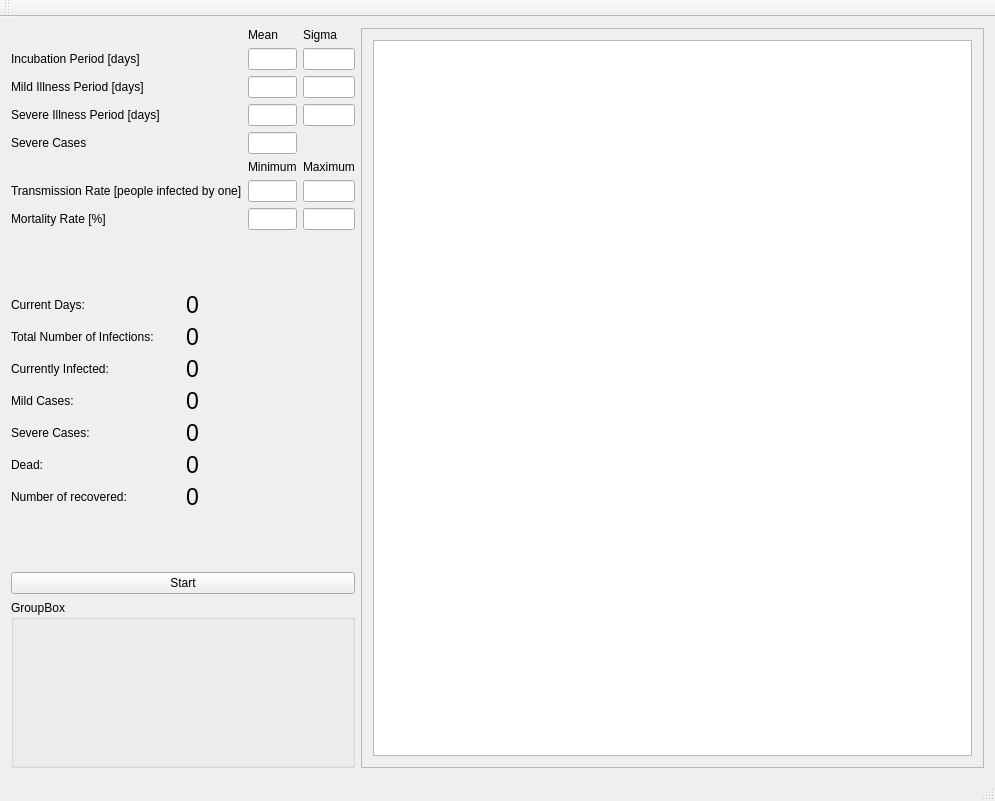
First picture: the form in mainwindow.ui, repository Rufledore/Game_Of_Life, before the edit.
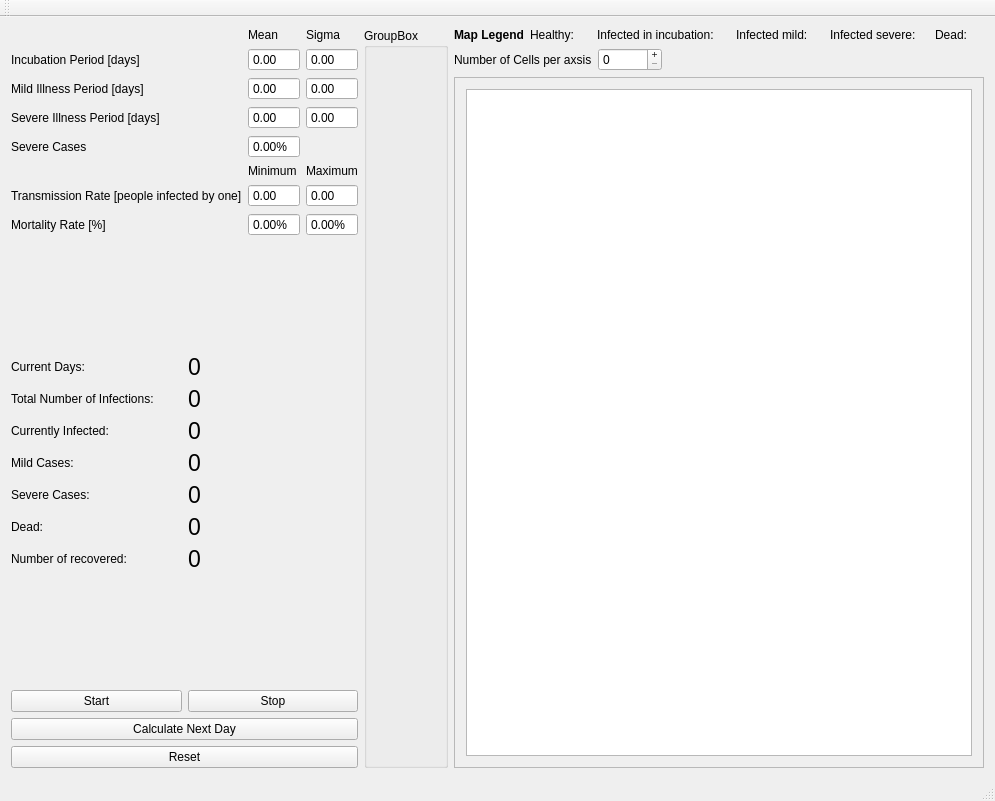
Second picture: the form after the edit. Icons and pictures are not drawn. Custom widgets are drawn as their Qt base class.

Commit message: Implemented reset button and added a legend to the color map

```diff
--- a/mainwindow.ui
+++ b/mainwindow.ui
@@ -14,11 +14,11 @@
    <string>MainWindow</string>
   </property>
   <widget class="QWidget" name="centralWidget">
-   <layout class="QGridLayout" name="gridLayout_4" columnstretch="1,2">
-    <item row="0" column="0">
-     <layout class="QVBoxLayout" name="verticalLayout" stretch="0,1,0,0,0,0,0,0,0,1,1,3">
+   <layout class="QHBoxLayout" name="horizontalLayout_17" stretch="1,2,4">
+    <item>
+     <layout class="QVBoxLayout" name="verticalLayout_3">
       <item>
-       <layout class="QGridLayout" name="gridLayout_3" rowstretch="0,0,0,0,0,0,0,0,0,0" columnstretch="0,0,0,0" rowminimumheight="0,0,0,0,0,0,0,0,0,0">
+       <layout class="QGridLayout" name="gridLayout_3" rowstretch="0,0,0,0,0,0,0,0,0,0" columnstretch="0,0,0,0" rowminimumheight="0,0,1,1,1,1,1,0,1,1">
         <item row="3" column="0">
          <widget class="QLabel" name="label_illnessPeriod">
           <property name="text">
@@ -26,9 +26,6 @@
           </property>
          </widget>
         </item>
-        <item row="1" column="3" rowspan="2">
-         <widget class="QLineEdit" name="lineEdit_incubationPeriodSigma"/>
-        </item>
         <item row="6" column="1" colspan="2">
          <widget class="QLabel" name="label_4">
           <property name="text">
@@ -43,9 +40,6 @@
           </property>
          </widget>
         </item>
-        <item row="9" column="1" colspan="2">
-         <widget class="QLineEdit" name="lineEdit_deathRateMin"/>
-        </item>
         <item row="0" column="3">
          <widget class="QLabel" name="label_10">
           <property name="text">
@@ -67,12 +61,6 @@
           </property>
          </widget>
         </item>
-        <item row="3" column="3">
-         <widget class="QLineEdit" name="lineEdit_MildIllnessPeriodSigma"/>
-        </item>
-        <item row="7" column="3" rowspan="2">
-         <widget class="QLineEdit" name="lineEdit_transmissionRateMax"/>
-        </item>
         <item row="0" column="1" colspan="2">
          <widget class="QLabel" name="label_7">
           <property name="text">
@@ -87,12 +75,6 @@
           </property>
          </widget>
         </item>
-        <item row="9" column="3">
-         <widget class="QLineEdit" name="lineEdit_deathRateMax"/>
-        </item>
-        <item row="1" column="1" rowspan="2" colspan="2">
-         <widget class="QLineEdit" name="lineEdit_incubationPeriodMean"/>
-        </item>
         <item row="1" column="0" rowspan="2">
          <widget class="QLabel" name="label_incubationPeriod">
           <property name="text">
@@ -100,15 +82,6 @@
           </property>
          </widget>
         </item>
-        <item row="5" column="1" colspan="2">
-         <widget class="QLineEdit" name="lineEdit_percentSevereCases"/>
-        </item>
-        <item row="3" column="1" colspan="2">
-         <widget class="QLineEdit" name="lineEdit_MildIllnessPeriodMean"/>
-        </item>
-        <item row="7" column="1" rowspan="2" colspan="2">
-         <widget class="QLineEdit" name="lineEdit_transmissionRateMin"/>
-        </item>
         <item row="6" column="3">
          <widget class="QLabel" name="label_5">
           <property name="text">
@@ -123,11 +96,182 @@
           </property>
          </widget>
         </item>
-        <item row="4" column="3">
-         <widget class="QLineEdit" name="lineEdit_severeIllnessPeriodSigma"/>
+        <item row="1" column="1" rowspan="2" colspan="2">
+         <widget class="QDoubleSpinBox" name="doubleSpinBox_incubationPeriodMean">
+          <property name="font">
+           <font>
+            <pointsize>9</pointsize>
+           </font>
+          </property>
+          <property name="wrapping">
+           <bool>false</bool>
+          </property>
+          <property name="frame">
+           <bool>true</bool>
+          </property>
+          <property name="buttonSymbols">
+           <enum>QAbstractSpinBox::NoButtons</enum>
+          </property>
+         </widget>
+        </item>
+        <item row="1" column="3" rowspan="2">
+         <widget class="QDoubleSpinBox" name="doubleSpinBox_incubationPeriodSigma">
+          <property name="font">
+           <font>
+            <pointsize>9</pointsize>
+           </font>
+          </property>
+          <property name="frame">
+           <bool>true</bool>
+          </property>
+          <property name="buttonSymbols">
+           <enum>QAbstractSpinBox::NoButtons</enum>
+          </property>
+         </widget>
+        </item>
+        <item row="3" column="1" colspan="2">
+         <widget class="QDoubleSpinBox" name="doubleSpinBox_mildIllnessPeriodMean">
+          <property name="font">
+           <font>
+            <pointsize>9</pointsize>
+           </font>
+          </property>
+          <property name="frame">
+           <bool>true</bool>
+          </property>
+          <property name="buttonSymbols">
+           <enum>QAbstractSpinBox::NoButtons</enum>
+          </property>
+         </widget>
+        </item>
+        <item row="3" column="3">
+         <widget class="QDoubleSpinBox" name="doubleSpinBox_mildIllnessPeriodSigma">
+          <property name="font">
+           <font>
+            <pointsize>9</pointsize>
+           </font>
+          </property>
+          <property name="frame">
+           <bool>true</bool>
+          </property>
+          <property name="buttonSymbols">
+           <enum>QAbstractSpinBox::NoButtons</enum>
+          </property>
+         </widget>
         </item>
         <item row="4" column="1" colspan="2">
-         <widget class="QLineEdit" name="lineEdit_severeIllnessPeriodMean"/>
+         <widget class="QDoubleSpinBox" name="doubleSpinBox_severeIllnessPeriodMean">
+          <property name="font">
+           <font>
+            <pointsize>9</pointsize>
+           </font>
+          </property>
+          <property name="frame">
+           <bool>true</bool>
+          </property>
+          <property name="buttonSymbols">
+           <enum>QAbstractSpinBox::NoButtons</enum>
+          </property>
+         </widget>
+        </item>
+        <item row="4" column="3">
+         <widget class="QDoubleSpinBox" name="doubleSpinBox_severeIllnessPeriodSigma">
+          <property name="font">
+           <font>
+            <pointsize>9</pointsize>
+           </font>
+          </property>
+          <property name="frame">
+           <bool>true</bool>
+          </property>
+          <property name="buttonSymbols">
+           <enum>QAbstractSpinBox::NoButtons</enum>
+          </property>
+         </widget>
+        </item>
+        <item row="5" column="1" colspan="2">
+         <widget class="QDoubleSpinBox" name="doubleSpinBox_percentSevereCases">
+          <property name="font">
+           <font>
+            <pointsize>9</pointsize>
+           </font>
+          </property>
+          <property name="frame">
+           <bool>true</bool>
+          </property>
+          <property name="buttonSymbols">
+           <enum>QAbstractSpinBox::NoButtons</enum>
+          </property>
+          <property name="suffix">
+           <string>%</string>
+          </property>
+         </widget>
+        </item>
+        <item row="7" column="1" rowspan="2" colspan="2">
+         <widget class="QDoubleSpinBox" name="doubleSpinBox_transmissionRateMin">
+          <property name="font">
+           <font>
+            <pointsize>9</pointsize>
+           </font>
+          </property>
+          <property name="frame">
+           <bool>true</bool>
+          </property>
+          <property name="buttonSymbols">
+           <enum>QAbstractSpinBox::NoButtons</enum>
+          </property>
+         </widget>
+        </item>
+        <item row="7" column="3" rowspan="2">
+         <widget class="QDoubleSpinBox" name="doubleSpinBox_transmissionRateMax">
+          <property name="font">
+           <font>
+            <pointsize>9</pointsize>
+           </font>
+          </property>
+          <property name="frame">
+           <bool>true</bool>
+          </property>
+          <property name="buttonSymbols">
+           <enum>QAbstractSpinBox::NoButtons</enum>
+          </property>
+         </widget>
+        </item>
+        <item row="9" column="1" colspan="2">
+         <widget class="QDoubleSpinBox" name="doubleSpinBox_deathRateMin">
+          <property name="font">
+           <font>
+            <pointsize>9</pointsize>
+           </font>
+          </property>
+          <property name="frame">
+           <bool>true</bool>
+          </property>
+          <property name="buttonSymbols">
+           <enum>QAbstractSpinBox::NoButtons</enum>
+          </property>
+          <property name="suffix">
+           <string>%</string>
+          </property>
+         </widget>
+        </item>
+        <item row="9" column="3">
+         <widget class="QDoubleSpinBox" name="doubleSpinBox_deathRateMax">
+          <property name="font">
+           <font>
+            <pointsize>9</pointsize>
+           </font>
+          </property>
+          <property name="frame">
+           <bool>true</bool>
+          </property>
+          <property name="buttonSymbols">
+           <enum>QAbstractSpinBox::NoButtons</enum>
+          </property>
+          <property name="suffix">
+           <string>%</string>
+          </property>
+         </widget>
         </item>
        </layout>
       </item>
@@ -138,8 +282,8 @@
         </property>
         <property name="sizeHint" stdset="0">
          <size>
-          <width>20</width>
-          <height>40</height>
+          <width>17</width>
+          <height>37</height>
          </size>
         </property>
        </spacer>
@@ -312,48 +456,277 @@
         </property>
         <property name="sizeHint" stdset="0">
          <size>
-          <width>20</width>
-          <height>40</height>
+          <width>17</width>
+          <height>37</height>
          </size>
         </property>
        </spacer>
       </item>
       <item>
-       <widget class="QPushButton" name="pushButton_Start">
-        <property name="text">
-         <string>Start</string>
-        </property>
-       </widget>
-      </item>
-      <item>
-       <widget class="QGroupBox" name="groupBox">
-        <property name="title">
-         <string>GroupBox</string>
-        </property>
-        <layout class="QGridLayout" name="gridLayout">
-         <item row="0" column="0">
-          <widget class="QChartView" name="widget_chart" native="true"/>
-         </item>
-        </layout>
-       </widget>
+       <layout class="QVBoxLayout" name="verticalLayout">
+        <item>
+         <layout class="QHBoxLayout" name="horizontalLayout_8">
+          <item>
+           <widget class="QPushButton" name="pushButton_start">
+            <property name="text">
+             <string>Start</string>
+            </property>
+           </widget>
+          </item>
+          <item>
+           <widget class="QPushButton" name="pushButton_stop">
+            <property name="text">
+             <string>Stop</string>
+            </property>
+           </widget>
+          </item>
+         </layout>
+        </item>
+        <item>
+         <widget class="QPushButton" name="pushButton_calculateNextDay">
+          <property name="text">
+           <string>Calculate Next Day</string>
+          </property>
+         </widget>
+        </item>
+        <item>
+         <widget class="QPushButton" name="pushButton_reset">
+          <property name="text">
+           <string>Reset</string>
+          </property>
+         </widget>
+        </item>
+       </layout>
       </item>
      </layout>
     </item>
-    <item row="0" column="1">
-     <widget class="QFrame" name="field">
-      <property name="frameShape">
-       <enum>QFrame::StyledPanel</enum>
+    <item>
+     <widget class="QGroupBox" name="groupBox">
+      <property name="title">
+       <string>GroupBox</string>
       </property>
-      <property name="frameShadow">
-       <enum>QFrame::Raised</enum>
-      </property>
-      <layout class="QGridLayout" name="gridLayout_2">
+      <layout class="QGridLayout" name="gridLayout">
+       <item row="1" column="0">
+        <widget class="QWidget" name="widget_chartTotalData" native="true"/>
+       </item>
        <item row="0" column="0">
-        <widget class="QGraphicsView" name="graphicsView_map"/>
+        <widget class="QChartView" name="widget_chartCurrentlyInfected" native="true"/>
+       </item>
+       <item row="2" column="0">
+        <widget class="QWidget" name="widget_chartInfectedPerDay" native="true"/>
        </item>
       </layout>
      </widget>
     </item>
+    <item>
+     <layout class="QVBoxLayout" name="verticalLayout_2">
+      <item>
+       <layout class="QHBoxLayout" name="horizontalLayout_16" stretch="1,1,1,1,1,1">
+        <property name="spacing">
+         <number>6</number>
+        </property>
+        <property name="bottomMargin">
+         <number>0</number>
+        </property>
+        <item>
+         <widget class="QLabel" name="label_29">
+          <property name="font">
+           <font>
+            <pointsize>9</pointsize>
+            <weight>75</weight>
+            <bold>true</bold>
+           </font>
+          </property>
+          <property name="text">
+           <string>Map Legend</string>
+          </property>
+         </widget>
+        </item>
+        <item>
+         <layout class="QHBoxLayout" name="horizontalLayout_10">
+          <item>
+           <widget class="QLabel" name="label_17">
+            <property name="text">
+             <string>Healthy: </string>
+            </property>
+           </widget>
+          </item>
+          <item>
+           <widget class="QLabel" name="label_18">
+            <property name="maximumSize">
+             <size>
+              <width>20</width>
+              <height>20</height>
+             </size>
+            </property>
+            <property name="text">
+             <string/>
+            </property>
+            <property name="pixmap">
+             <pixmap resource="resources.qrc">:/icons/Resources/Healthy.png</pixmap>
+            </property>
+           </widget>
+          </item>
+         </layout>
+        </item>
+        <item>
+         <layout class="QHBoxLayout" name="horizontalLayout_11">
+          <item>
+           <widget class="QLabel" name="label_19">
+            <property name="text">
+             <string>Infected in incubation: </string>
+            </property>
+           </widget>
+          </item>
+          <item>
+           <widget class="QLabel" name="label_20">
+            <property name="maximumSize">
+             <size>
+              <width>20</width>
+              <height>20</height>
+             </size>
+            </property>
+            <property name="text">
+             <string/>
+            </property>
+            <property name="pixmap">
+             <pixmap resource="resources.qrc">:/icons/Resources/Incubation.png</pixmap>
+            </property>
+           </widget>
+          </item>
+         </layout>
+        </item>
+        <item>
+         <layout class="QHBoxLayout" name="horizontalLayout_12">
+          <item>
+           <widget class="QLabel" name="label_21">
+            <property name="text">
+             <string>Infected mild: </string>
+            </property>
+           </widget>
+          </item>
+          <item>
+           <widget class="QLabel" name="label_22">
+            <property name="maximumSize">
+             <size>
+              <width>20</width>
+              <height>20</height>
+             </size>
+            </property>
+            <property name="text">
+             <string/>
+            </property>
+            <property name="pixmap">
+             <pixmap resource="resources.qrc">:/icons/Resources/Mild.png</pixmap>
+            </property>
+           </widget>
+          </item>
+         </layout>
+        </item>
+        <item>
+         <layout class="QHBoxLayout" name="horizontalLayout_13">
+          <item>
+           <widget class="QLabel" name="label_23">
+            <property name="text">
+             <string>Infected severe:</string>
+            </property>
+           </widget>
+          </item>
+          <item>
+           <widget class="QLabel" name="label_24">
+            <property name="maximumSize">
+             <size>
+              <width>20</width>
+              <height>20</height>
+             </size>
+            </property>
+            <property name="text">
+             <string/>
+            </property>
+            <property name="pixmap">
+             <pixmap resource="resources.qrc">:/icons/Resources/Severe.png</pixmap>
+            </property>
+           </widget>
+          </item>
+         </layout>
+        </item>
+        <item>
+         <layout class="QHBoxLayout" name="horizontalLayout_15">
+          <item>
+           <widget class="QLabel" name="label_27">
+            <property name="text">
+             <string>Dead: </string>
+            </property>
+           </widget>
+          </item>
+          <item>
+           <widget class="QLabel" name="label_28">
+            <property name="maximumSize">
+             <size>
+              <width>20</width>
+              <height>20</height>
+             </size>
+            </property>
+            <property name="text">
+             <string/>
+            </property>
+            <property name="pixmap">
+             <pixmap resource="resources.qrc">:/icons/Resources/Dead.png</pixmap>
+            </property>
+           </widget>
+          </item>
+         </layout>
+        </item>
+       </layout>
+      </item>
+      <item>
+       <layout class="QHBoxLayout" name="horizontalLayout_9" stretch="2,1,5">
+        <item>
+         <widget class="QLabel" name="label_16">
+          <property name="text">
+           <string>Number of Cells per axsis</string>
+          </property>
+         </widget>
+        </item>
+        <item>
+         <widget class="QSpinBox" name="spinBox_numberOfCells">
+          <property name="buttonSymbols">
+           <enum>QAbstractSpinBox::PlusMinus</enum>
+          </property>
+         </widget>
+        </item>
+        <item>
+         <spacer name="horizontalSpacer">
+          <property name="orientation">
+           <enum>Qt::Horizontal</enum>
+          </property>
+          <property name="sizeHint" stdset="0">
+           <size>
+            <width>40</width>
+            <height>20</height>
+           </size>
+          </property>
+         </spacer>
+        </item>
+       </layout>
+      </item>
+      <item>
+       <widget class="QFrame" name="field">
+        <property name="frameShape">
+         <enum>QFrame::StyledPanel</enum>
+        </property>
+        <property name="frameShadow">
+         <enum>QFrame::Raised</enum>
+        </property>
+        <layout class="QGridLayout" name="gridLayout_2">
+         <item row="0" column="0">
+          <widget class="QGraphicsView" name="graphicsView_map"/>
+         </item>
+        </layout>
+       </widget>
+      </item>
+     </layout>
+    </item>
    </layout>
   </widget>
   <widget class="QMenuBar" name="menuBar">
```
Left out of the diff: 4 changed lines with no effect on the pictures. The commit also changes 15 other files.
